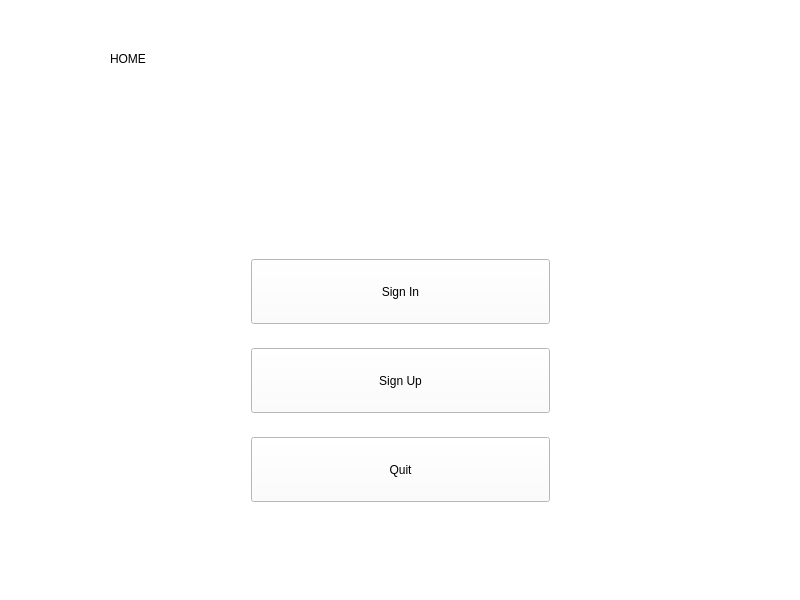
Old version of the form private/Brouillon/interface.ui in the repository ULB-INFO-F-209/l-type-groupe-2-2020.
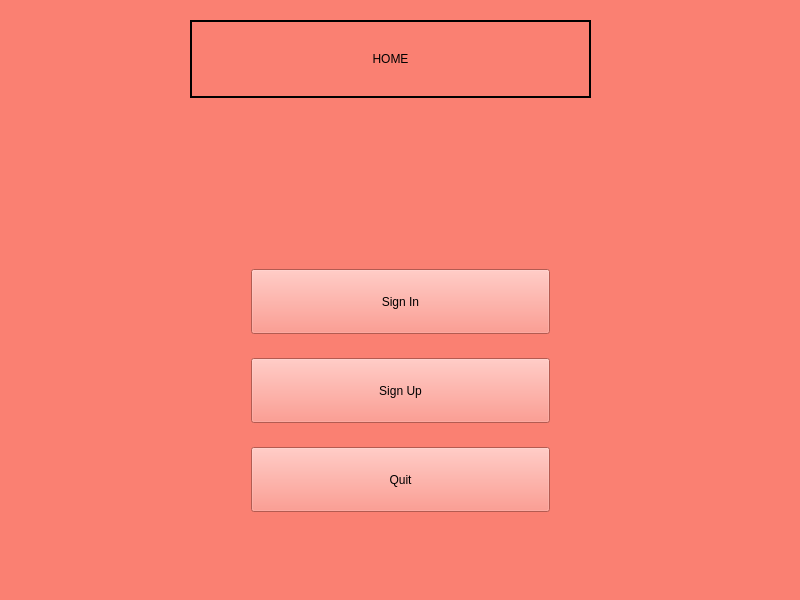
New version of the form.

What changed in the file:
```diff
--- a/private/Brouillon/interface.ui
+++ b/private/Brouillon/interface.ui
@@ -13,15 +13,18 @@
   <property name="windowTitle">
    <string>Interface</string>
   </property>
+  <property name="autoFillBackground">
+   <bool>false</bool>
+  </property>
   <property name="styleSheet">
-   <string notr="true">background-color: rgb(255, 255, 255);</string>
+   <string notr="true">background-color: salmon</string>
   </property>
   <widget class="QWidget" name="centralwidget">
    <widget class="QWidget" name="verticalLayoutWidget">
     <property name="geometry">
      <rect>
       <x>240</x>
-      <y>230</y>
+      <y>240</y>
       <width>321</width>
       <height>301</height>
      </rect>
@@ -86,31 +89,29 @@
     </property>
     <property name="geometry">
      <rect>
-      <x>110</x>
+      <x>190</x>
       <y>20</y>
-      <width>579</width>
+      <width>401</width>
       <height>78</height>
      </rect>
     </property>
     <property name="mouseTracking">
      <bool>true</bool>
     </property>
+    <property name="frameShape">
+     <enum>QFrame::WinPanel</enum>
+    </property>
     <property name="text">
      <string>HOME</string>
     </property>
+    <property name="textFormat">
+     <enum>Qt::MarkdownText</enum>
+    </property>
+    <property name="alignment">
+     <set>Qt::AlignCenter</set>
+    </property>
    </widget>
   </widget>
-  <widget class="QMenuBar" name="menubar">
-   <property name="geometry">
-    <rect>
-     <x>0</x>
-     <y>0</y>
-     <width>800</width>
-     <height>22</height>
-    </rect>
-   </property>
-  </widget>
-  <widget class="QStatusBar" name="statusbar"/>
  </widget>
  <resources/>
  <connections/>
```
Left out of the diff: 2 changed lines with no effect on the pictures.
